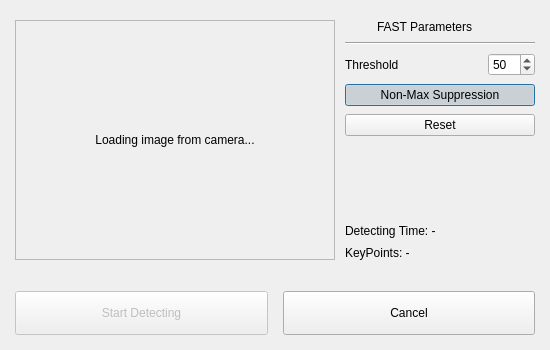
Qt form fastRealTimeWindow.ui (dawn0123/image_feature_detector) before a commit.
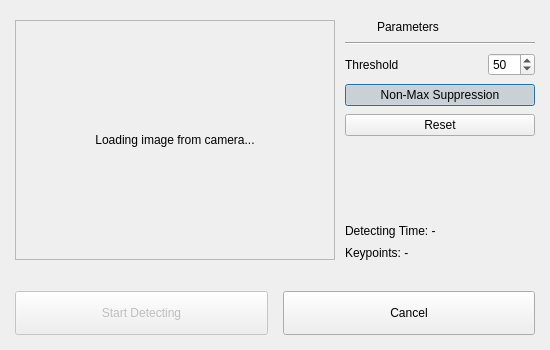
The same form after that commit. Icons and pictures are not drawn.

```diff
--- a/fastRealTimeWindow.ui
+++ b/fastRealTimeWindow.ui
@@ -130,7 +130,7 @@
          <item>
           <widget class="QLabel" name="label">
            <property name="text">
-            <string>FAST Parameters</string>
+            <string>Parameters</string>
            </property>
           </widget>
          </item>
@@ -248,7 +248,7 @@
        <item>
         <widget class="QLabel" name="uiLabelKeypoints">
          <property name="text">
-          <string>KeyPoints: -</string>
+          <string>Keypoints: -</string>
          </property>
         </widget>
        </item>
```
